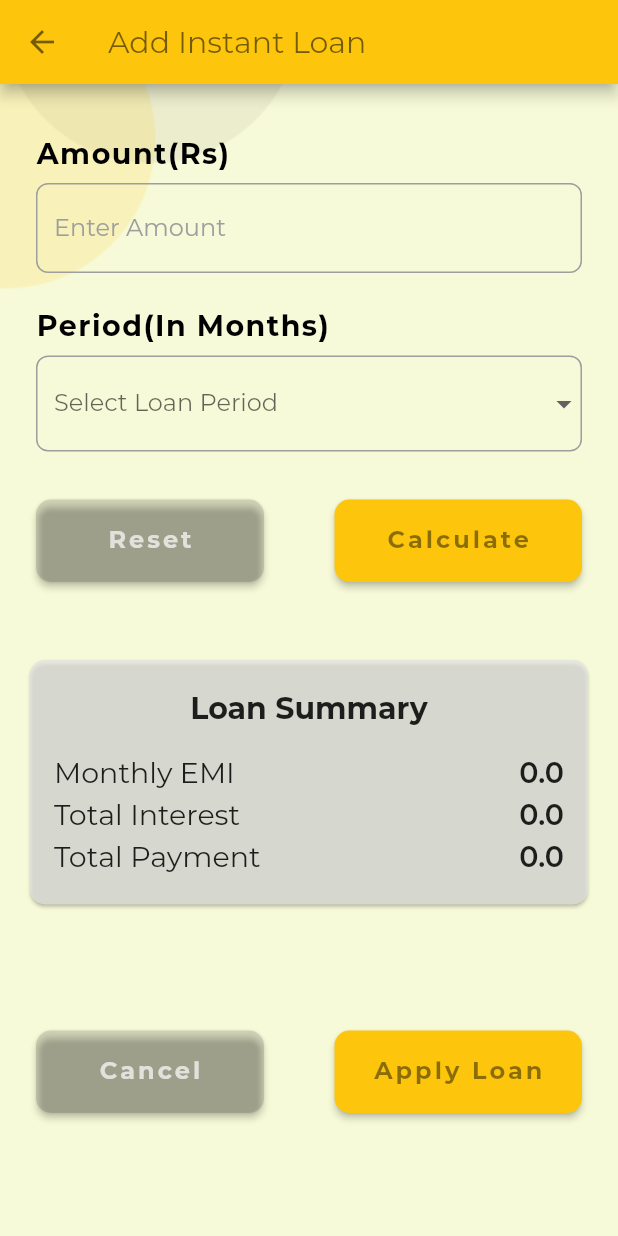
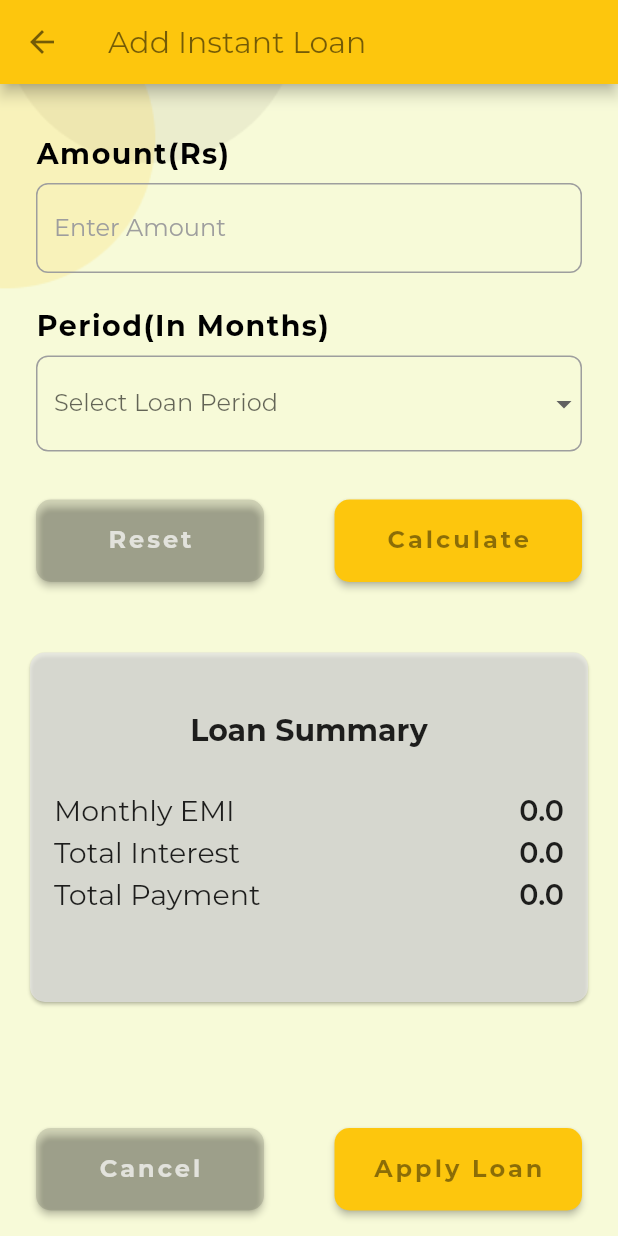
Before and after one commit to User-Experience-Design-SE3050-2021/se3050---uee-2021s2_reg_we_26, a Flutter app: the AddLoanScreen screen opened directly, on a phone screen of 412 x 824 dp. Run offline on Flutter 3.47's test engine with Material 2 defaults, Android fonts, the phone set to English and light mode, and no system bars; our stand-ins replace cloud_firestore, email_validator, firebase_core; accounts and stored records are empty; project files that could hold a hidden picture were left out.

Commit message:
add loan form changed the SizeBoxes

```diff
--- a/lib/screens/instantLoans/add_loan_form.dart
+++ b/lib/screens/instantLoans/add_loan_form.dart
@@ -249,7 +249,7 @@ class _AddLoanFormState extends State<AddLoanForm> {
           ],
         ),
       ),
-      SizedBox(height: 40.0),
+      SizedBox(height: 35.0),
       Card(
           shape: RoundedRectangleBorder(
             borderRadius: BorderRadius.circular(10),
@@ -258,7 +258,7 @@ class _AddLoanFormState extends State<AddLoanForm> {
           child: Container(
               child: Padding(
                   padding: const EdgeInsets.only(
-                      left: 16.0, right: 16.0, bottom: 20.0, top: 20.0),
+                      left: 16.0, right: 16.0, bottom: 60.0, top: 40.0),
                   child: Column(
                       crossAxisAlignment: CrossAxisAlignment.center,
                       children: [
@@ -279,7 +279,7 @@ class _AddLoanFormState extends State<AddLoanForm> {
                                 ),
                               ),
                             ]),
-                        SizedBox(height: 20.0),
+                        SizedBox(height: 30.0),
                         Row(
                             mainAxisAlignment: MainAxisAlignment.center,
                             children: [
--- a/lib/screens/instantLoans/confirm_loan.dart
+++ b/lib/screens/instantLoans/confirm_loan.dart
@@ -63,7 +63,7 @@ class _LoanConfirmScreenState extends State<LoanConfirmScreen> {
                 children: <Widget>[
                   Text('You have successfully got Rs. ' +
                       widget.amount +
-                      ' for ' +
+                      '.00 for ' +
                       widget.period +
                       'Month Installment'),
                   const SizedBox(
@@ -144,7 +144,7 @@ class _LoanConfirmScreenState extends State<LoanConfirmScreen> {
                                 child: Align(
                                   alignment: Alignment.topRight,
                                   child: Text(
-                                    widget.amount,
+                                    widget.amount + ".00",
                                     style: const TextStyle(
                                         fontSize: 18,
                                         fontWeight: FontWeight.w500),
--- a/lib/screens/instantLoans/loan_list.dart
+++ b/lib/screens/instantLoans/loan_list.dart
@@ -42,12 +42,12 @@ class LoanList extends StatelessWidget {
                       maxLines: 1,
                       overflow: TextOverflow.ellipsis,
                       style: TextStyle(
-                        fontSize: 12.0,
+                        fontSize: 13.0,
                       ),
                     ),
                   ),
                   subtitle: Text(
-                    "Amount(Rs.)  :  $amount",
+                    "Amount(Rs.)  :  $amount.00",
                     maxLines: 1,
                     overflow: TextOverflow.ellipsis,
                     style: TextStyle(
```
